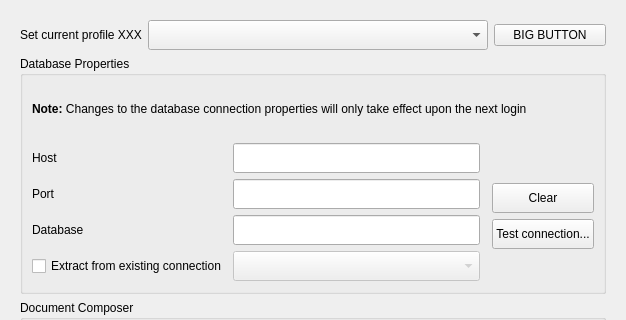
First picture: the form in ui/ui_options.ui, repository gltn/stdm, before the edit; both pictures show x 0 to 626 and y 0 to 320 of the 626 by 612 pixel window.
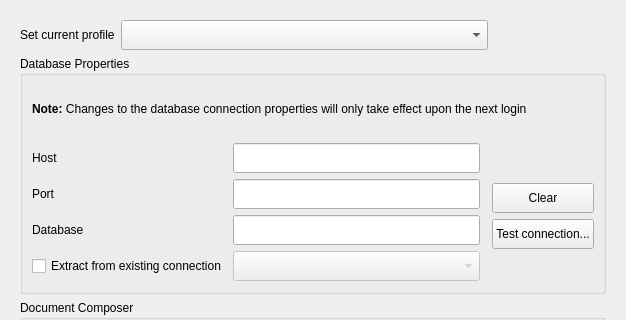
Second picture: the form after the edit. Icons and pictures are not drawn.

What changed in the file:
```diff
--- a/ui/ui_options.ui
+++ b/ui/ui_options.ui
@@ -39,8 +39,8 @@
        <rect>
         <x>0</x>
         <y>0</y>
-        <width>583</width>
-        <height>558</height>
+        <width>608</width>
+        <height>557</height>
        </rect>
       </property>
       <layout class="QGridLayout" name="gridLayout_5">
@@ -267,7 +267,7 @@
          <item row="0" column="0">
           <widget class="QLabel" name="label">
            <property name="text">
-            <string>Set current profile XXX</string>
+            <string>Set current profile</string>
            </property>
           </widget>
          </item>
@@ -497,13 +497,6 @@
          </layout>
         </widget>
        </item>
-       <item row="0" column="4">
-        <widget class="QPushButton" name="pushButton">
-         <property name="text">
-          <string>BIG BUTTON</string>
-         </property>
-        </widget>
-       </item>
       </layout>
      </widget>
     </widget>
```
